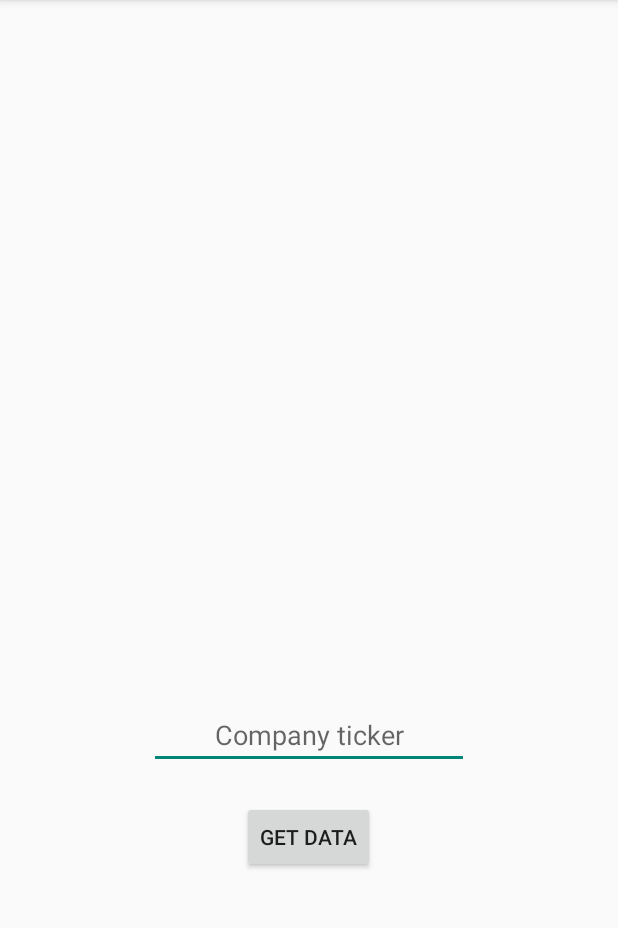
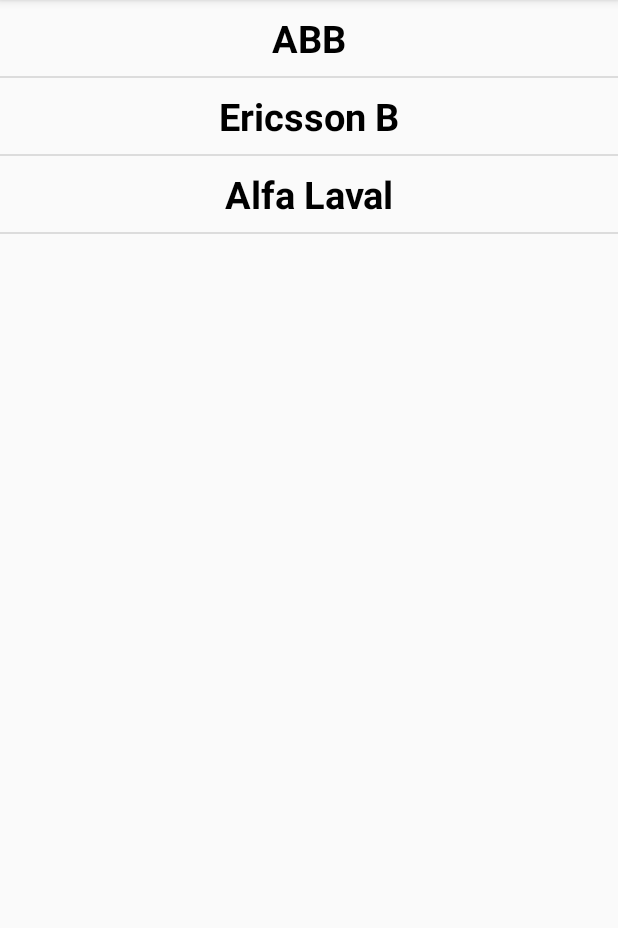
Before and after one commit to Sjobom/Innodream-Finance-Android, an Android app: the screen it shows after launch (MainActivity), on a phone screen of 412 x 824 dp, the part 84-1012 px from its top. Run offline under Robolectric (Android 15) with nearby library versions, the phone set to English and light mode, and no system bars.

Commit message:
feat: added recyclerview for ticker list

```diff
--- a/app/src/main/java/com/innodream/innodreamfinance/MainActivity.java
+++ b/app/src/main/java/com/innodream/innodreamfinance/MainActivity.java
@@ -2,54 +2,65 @@ package com.innodream.innodreamfinance;
 
 import android.app.Activity;
 import android.os.Bundle;
-import android.util.Log;
-import android.view.View;
-import android.widget.Button;
-import android.widget.EditText;
-import android.widget.TextView;
+import android.support.v7.widget.DividerItemDecoration;
+import android.support.v7.widget.LinearLayoutManager;
+import android.support.v7.widget.RecyclerView;
 
-import com.innodream.innodreamfinance.finance.stock;
-import com.innodream.innodreamfinance.http.HttpGetRequest;
 import com.innodream.innodreamfinance.http.OnHttpReadyCallback;
-
-import org.json.JSONException;
-import org.json.JSONObject;
-
-import java.util.Iterator;
+import com.innodream.innodreamfinance.model.Ticker;
 
 public class MainActivity extends Activity implements OnHttpReadyCallback {
 
-    TextView resultTextView;
-    EditText companyNameEditText;
-    Button getDataButton;
     private MainActivity mainActivity = this;
+    private RecyclerView ticker_recycler_view;
+    private RecyclerView.Adapter ticker_adapter;
+    private RecyclerView.LayoutManager ticker_layout_manager;
 
     @Override
     protected void onCreate(Bundle savedInstanceState) {
         super.onCreate(savedInstanceState);
         setContentView(R.layout.activity_main);
-        resultTextView = findViewById(R.id.resultTextView);
-        companyNameEditText = findViewById(R.id.CompanyNameEditText);
-        getDataButton = findViewById(R.id.getDataButton);
+        inflate_company_recycler_view();
     }
 
-    public void getDataPressed(View v) {
-        String company_ticker = companyNameEditText.getText().toString();
-        stock.get_latest_stock_price(mainActivity, company_ticker);
+    private void inflate_company_recycler_view() {
+        ticker_recycler_view = findViewById(R.id.ticker_recycler_view);
+        ticker_recycler_view.setHasFixedSize(true); // Only for performance improvements
+
+        ticker_layout_manager = new LinearLayoutManager(this);
+        ticker_recycler_view.setLayoutManager(ticker_layout_manager);
+
+        // Add lines between the rows
+        DividerItemDecoration ticker_divider_decoration = new DividerItemDecoration(
+                ticker_recycler_view.getContext(),
+                DividerItemDecoration.VERTICAL
+        );
+        ticker_recycler_view.addItemDecoration(ticker_divider_decoration);
+
+        // Get the tickers
+        Ticker[] tickers = new Ticker[3];
+        tickers[0] = new Ticker("ABB:ST", "ABB");
+        tickers[1] = new Ticker("ERIC-B.ST", "Ericsson B");
+        tickers[2] = new Ticker("ALFA.ST", "Alfa Laval");
+
+        ticker_adapter = new TickerAdapter(tickers);
+
+        ticker_recycler_view.setAdapter(ticker_adapter);
+
     }
 
 
     @Override
     public void onHttpReady(String result) {
-        try {
-            JSONObject jsonObject = new JSONObject(result);
-            JSONObject time_series = jsonObject.getJSONObject("Time Series (Daily)");
-            Iterator<String> keys = time_series.keys();
-            String price = time_series.getJSONObject(keys.next()).getString("4. close");
-            resultTextView.setText(price);
-
-        } catch (JSONException e) {
-            e.printStackTrace();
-        }
+//        try {
+//            JSONObject jsonObject = new JSONObject(result);
+//            JSONObject time_series = jsonObject.getJSONObject("Time Series (Daily)");
+//            Iterator<String> keys = time_series.keys();
+//            String price = time_series.getJSONObject(keys.next()).getString("4. close");
+//            resultTextView.setText(price);
+//
+//        } catch (JSONException e) {
+//            e.printStackTrace();
+//        }
     }
 }
--- /dev/null
+++ b/app/src/main/java/com/innodream/innodreamfinance/TickerAdapter.java
@@ -0,0 +1,51 @@
+package com.innodream.innodreamfinance;
+
+import android.support.annotation.NonNull;
+import android.support.v7.widget.RecyclerView;
+import android.view.LayoutInflater;
+import android.view.View;
+import android.view.ViewGroup;
+import android.widget.TextView;
+
+import com.innodream.innodreamfinance.model.Ticker;
+
+public class TickerAdapter extends RecyclerView.Adapter<TickerAdapter.ViewHolder>{
+    private Ticker[] ticker_data_set;
+
+    public TickerAdapter(Ticker[] ticker_data_set) {
+        this.ticker_data_set = ticker_data_set;
+    }
+
+
+    public static class ViewHolder extends RecyclerView.ViewHolder {
+        public TextView company_name;
+
+        public ViewHolder(View view) {
+            super(view);
+            company_name = (TextView) view.findViewById(R.id.company_name_in_list);
+        }
+    }
+
+    // Create new views (invoked by the layout manager)
+    @NonNull
+    @Override
+    public TickerAdapter.ViewHolder onCreateViewHolder(@NonNull ViewGroup parent, int viewType) {
+        // create a new view
+        View company_name_list_row = LayoutInflater.from(parent.getContext())
+                .inflate(R.layout.company_name_list_row, parent, false);
+        return new ViewHolder(company_name_list_row);
+    }
+
+    // Replace the contents of a view (invoked by the layout manager)
+    @Override
+    public void onBindViewHolder(@NonNull TickerAdapter.ViewHolder holder, int position) {
+        // - get element from your dataset at this position
+        // - replace the contents of the view with that element
+        holder.company_name.setText(ticker_data_set[position].get_company_name());
+    }
+
+    @Override
+    public int getItemCount() {
+        return ticker_data_set.length;
+    }
+}
--- /dev/null
+++ b/app/src/main/java/com/innodream/innodreamfinance/model/Ticker.java
@@ -0,0 +1,26 @@
+package com.innodream.innodreamfinance.model;
+
+public class Ticker {
+    private String ticker;
+    private String company_name;
+
+    public Ticker(String ticker, String company_name) {
+        if(!Ticker.isValid(ticker, company_name)) {
+            throw new IllegalArgumentException("Ticker or company name too long!");
+        }
+        this.ticker = ticker;
+        this.company_name = company_name;
+    }
+
+    public String get_ticker() {
+        return ticker;
+    }
+
+    public String get_company_name() {
+        return company_name;
+    }
+
+    private static boolean isValid(String ticker, String company_name) {
+        return ticker.length() < 30 && company_name.length() < 40;
+    }
+}
--- a/app/src/main/res/layout/activity_main.xml
+++ b/app/src/main/res/layout/activity_main.xml
@@ -4,42 +4,13 @@
     android:id="@+id/activity_main"
     android:layout_width="match_parent"
     android:layout_height="match_parent"
-    android:paddingBottom="@dimen/activity_vertical_margin"
-    android:paddingLeft="@dimen/activity_horizontal_margin"
-    android:paddingRight="@dimen/activity_horizontal_margin"
-    android:paddingTop="@dimen/activity_vertical_margin"
     tools:context="com.innodream.innodreamfinance.MainActivity">
 
-    <Button
-        android:text="Get Data"
-        android:layout_width="wrap_content"
-        android:layout_height="wrap_content"
-        android:layout_marginBottom="170dp"
-        android:id="@+id/getDataButton"
-        android:layout_alignParentBottom="true"
-        android:layout_centerHorizontal="true"
-        android:textAlignment="center"
-        android:onClick="getDataPressed" />
-
-    <EditText
-        android:layout_width="wrap_content"
-        android:layout_height="wrap_content"
-        android:inputType="textPersonName"
-        android:ems="10"
-        android:layout_marginBottom="21dp"
-        android:id="@+id/CompanyNameEditText"
-        android:layout_above="@+id/getDataButton"
-        android:layout_centerHorizontal="true"
-        android:hint="Company ticker"
-        android:textAlignment="center" />
-
-    <TextView
-        android:layout_width="wrap_content"
-        android:layout_height="wrap_content"
-        android:layout_above="@+id/CompanyNameEditText"
-        android:layout_centerHorizontal="true"
-        android:layout_marginBottom="29dp"
-        android:id="@+id/resultTextView"
-        android:textSize="20sp" />
+    <!-- A RecyclerView with some commonly used attributes -->
+    <android.support.v7.widget.RecyclerView
+        android:id="@+id/ticker_recycler_view"
+        android:scrollbars="vertical"
+        android:layout_width="match_parent"
+        android:layout_height="match_parent"/>
 
 </RelativeLayout>
--- /dev/null
+++ b/app/src/main/res/layout/company_name_list_row.xml
@@ -0,0 +1,25 @@
+<?xml version="1.0" encoding="utf-8"?>
+<RelativeLayout xmlns:android="http://schemas.android.com/apk/res/android"
+    android:layout_width="match_parent"
+    android:layout_height="wrap_content"
+    android:clickable="true"
+    android:background="?android:attr/selectableItemBackground"
+    android:focusable="true"
+    android:orientation="vertical"
+    android:paddingBottom="8dp"
+    android:paddingTop="8dp"
+    android:paddingLeft="5dp"
+    android:paddingRight="5dp">
+
+    <TextView
+        android:id="@+id/company_name_in_list"
+        android:layout_width="match_parent"
+        android:layout_height="wrap_content"
+        android:ellipsize="end"
+        android:lines="1"
+        android:textAlignment="center"
+        android:textColor="#000000"
+        android:textSize="25sp"
+        android:textStyle="bold" />
+
+</RelativeLayout>
--- a/build.gradle
+++ b/build.gradle
@@ -6,7 +6,7 @@ buildscript {
         google()
     }
     dependencies {
-        classpath 'com.android.tools.build:gradle:3.1.0'
+        classpath 'com.android.tools.build:gradle:3.1.1'
 
         // NOTE: Do not place your application dependencies here; they belong
         // in the individual module build.gradle files
```
Also changed, not shown: app/src/main/java/com/innodream/innodreamfinance/finance/Stock.java (renamed from app/src/main/java/com/innodream/innodreamfinance/finance/stock.java).
